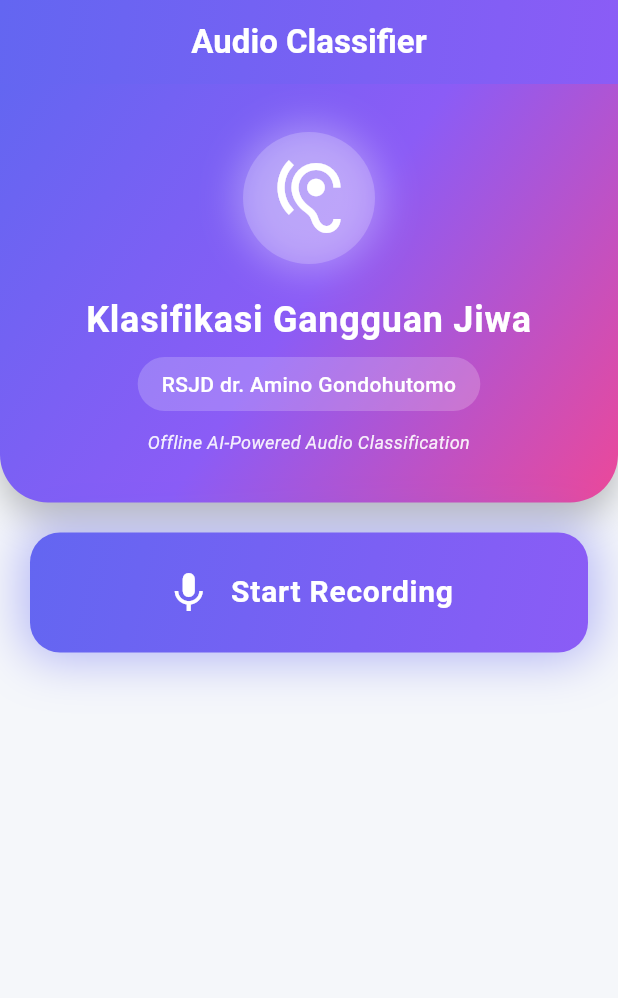
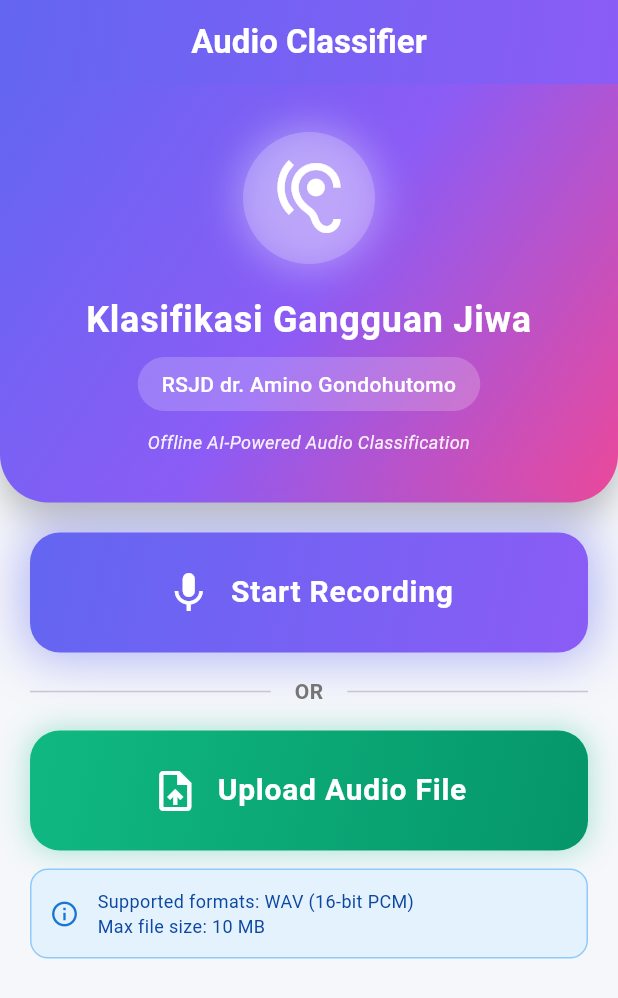
Before and after one commit to mastoro786/CNN-classifier-mobile, a Flutter app: the screen it shows after launch, on a phone screen of 412 x 824 dp. Shown: the top 998 px of the screen. Run offline on Flutter 3.47's test engine with Material 3 defaults, Android fonts, the phone set to English and light mode, and no system bars; our stand-ins replace file_picker, percent_indicator, permission_handler; missing offline and left inert: fftea, record, tflite_flutter; Roboto replaces fonts that are missing (OpenSans).

Commit message:
feat: Add audio file upload functionality
- Add file_picker dependency (v8.0.0) for selecting audio files
- Create AudioFileService for loading and parsing WAV files
- Add UploadButton widget with green gradient design
- Update AudioProvider with pickAudioFile method
- Update ClassifierScreen UI with upload option
- Add file validation (max 10MB, WAV/OGG formats)
- Support WAV (16-bit PCM) audio file upload
- Add info card showing supported formats
- Fix Kotlin incremental compilation issues
- Update dependency overrides for compatibility

```diff
--- /dev/null
+++ b/devtools_options.yaml
@@ -0,0 +1,3 @@
+description: This file stores settings for Dart & Flutter DevTools.
+documentation: https://docs.flutter.dev/tools/devtools/extensions#configure-extension-enablement-states
+extensions:
--- a/lib/providers/audio_provider.dart
+++ b/lib/providers/audio_provider.dart
@@ -1,11 +1,13 @@
 import 'dart:typed_data';
 import 'package:flutter/foundation.dart';
 import '../services/audio_recording_service.dart';
+import '../services/audio_file_service.dart';
 import '../services/classifier_service.dart';
 
 /// Provider for managing audio recording and classification state
 class AudioProvider extends ChangeNotifier {
   final AudioRecordingService _recordingService = AudioRecordingService();
+  final AudioFileService _fileService = AudioFileService();
 
   bool _isRecording = false;
   bool _isProcessing = false;
@@ -77,6 +79,44 @@
     notifyListeners();
   }
 
+  /// Pick and load audio file
+  Future<Float32List?> pickAudioFile() async {
+    try {
+      _error = null;
+      notifyListeners();
+
+      // Pick file
+      final file = await _fileService.pickAudioFile();
+      if (file == null) {
+        return null;
+      }
+
+      // Validate file
+      final isValid = await _fileService.validateAudioFile(file);
+      if (!isValid) {
+        _error = 'Invalid audio file. Please select a WAV file (max 10 MB).';
+        notifyListeners();
+        return null;
+      }
+
+      // Load audio data
+      final audioSamples = await _fileService.loadAudioFile(file);
+      if (audioSamples == null) {
+        _error = 'Failed to load audio file';
+        notifyListeners();
+        return null;
+      }
+
+      _lastAudioSamples = audioSamples;
+      notifyListeners();
+      return audioSamples;
+    } catch (e) {
+      _error = e.toString();
+      notifyListeners();
+      rethrow;
+    }
+  }
+
   @override
   void dispose() {
     _recordingService.dispose();
--- a/lib/screens/classifier_screen.dart
+++ b/lib/screens/classifier_screen.dart
@@ -5,6 +5,7 @@
 import '../widgets/gradient_header.dart';
 import '../widgets/result_card.dart';
 import '../widgets/recording_button.dart';
+import '../widgets/upload_button.dart';
 
 class ClassifierScreen extends StatefulWidget {
   const ClassifierScreen({super.key});
@@ -103,13 +104,81 @@
                         child: Column(
                           crossAxisAlignment: CrossAxisAlignment.stretch,
                           children: [
+                            // Record audio button
                             RecordingButton(
                               isRecording: audioProvider.isRecording,
                               isProcessing: audioProvider.isProcessing,
                               onPressed: () => _handleRecording(audioProvider),
                               pulseController: _pulseController,
                             ),
+
+                            const SizedBox(height: 16),
+
+                            // Divider with text
+                            Row(
+                              children: [
+                                const Expanded(child: Divider()),
+                                Padding(
+                                  padding: const EdgeInsets.symmetric(horizontal: 16),
+                                  child: Text(
+                                    'OR',
+                                    style: TextStyle(
+                                      color: Colors.grey.shade600,
+                                      fontWeight: FontWeight.bold,
+                                      fontSize: 14,
+                                    ),
+                                  ),
+                                ),
+                                const Expanded(child: Divider()),
+                              ],
+                            ),
+
+                            const SizedBox(height: 16),
+
+                            // Upload audio button
+                            UploadButton(
+                              isProcessing: audioProvider.isProcessing,
+                              onPressed: () => _handleFileUpload(audioProvider),
+                            ),
+
+                            const SizedBox(height: 12),
+
+                            // Info about supported formats
+                            Container(
+                              padding: const EdgeInsets.all(12),
+                              decoration: BoxDecoration(
+                                color: Colors.blue.shade50,
+                                borderRadius: BorderRadius.circular(12),
+                                border: Border.all(
+                                  color: Colors.blue.shade200,
+                                  width: 1,
+                                ),
+                              ),
+                              child: Row(
+                                children: [
+                                  Icon(
+                                    Icons.info_outline,
+                                    color: Colors.blue.shade700,
+                                    size: 20,
+                                  ),
+                                  const SizedBox(width: 12),
+                                  Expanded(
+                                    child: Text(
+                                      'Supported formats: WAV (16-bit PCM)\nMax file size: 10 MB',
+                                      style: TextStyle(
+                                        color: Colors.blue.shade900,
+                                        fontSize: 12,
+                                        height: 1.4,
+                                      ),
+                                    ),
+                                  ),
+                                ],
+                              ),
+                            ),
+
                             const SizedBox(height: 24),
+
+                            // Results
                             if (audioProvider.result != null)
                               ResultCard(result: audioProvider.result!),
                             if (audioProvider.error != null)
@@ -150,6 +219,69 @@
         ],
       ),
     );
+  }
+
+  Future<void> _handleFileUpload(AudioProvider audioProvider) async {
+    if (audioProvider.isProcessing) return;
+
+    try {
+      // Clear previous results
+      audioProvider.clearResult();
+
+      // Pick and load audio file
+      final audioData = await audioProvider.pickAudioFile();
+
+      if (audioData == null) {
+        return;
+      }
+
+      // Show processing
+      audioProvider.setProcessing(true);
+
+      if (!mounted) return;
+
+      showDialog(
+        context: context,
+        barrierDismissible: false,
+        builder: (context) => const Center(
+          child: Card(
+            child: Padding(
+              padding: EdgeInsets.all(24),
+              child: Column(
+                mainAxisSize: MainAxisSize.min,
+                children: [
+                  CircularProgressIndicator(),
+                  SizedBox(height: 16),
+                  Text(
+                    'Analyzing audio...',
+                    style: TextStyle(
+                      fontSize: 16,
+                      fontWeight: FontWeight.w500,
+                    ),
+                  ),
+                ],
+              ),
+            ),
+          ),
+        ),
+      );
+
+      // Run classification
+      try {
+        final result = await _classifier.classify(audioData);
+        audioProvider.setResult(result);
+      } catch (e) {
+        audioProvider.setError('Classification error: $e');
+      } finally {
+        audioProvider.setProcessing(false);
+        if (mounted) {
+          Navigator.pop(context); // Close processing dialog
+        }
+      }
+    } catch (e) {
+      audioProvider.setError('File upload error: $e');
+      audioProvider.setProcessing(false);
+    }
   }
 
   Future<void> _handleRecording(AudioProvider audioProvider) async {
--- /dev/null
+++ b/lib/services/audio_file_service.dart
@@ -0,0 +1,191 @@
+import 'dart:io';
+import 'dart:typed_data';
+import 'package:file_picker/file_picker.dart';
+
+/// Service for loading and processing audio files
+class AudioFileService {
+  /// Pick audio file from device storage
+  Future<File?> pickAudioFile() async {
+    try {
+      print('📁 Opening file picker...');
+
+      final result = await FilePicker.platform.pickFiles(
+        type: FileType.custom,
+        allowedExtensions: ['wav', 'ogg'],
+        allowMultiple: false,
+      );
+
+      if (result == null || result.files.isEmpty) {
+        print('❌ No file selected');
+        return null;
+      }
+
+      final filePath = result.files.first.path;
+      if (filePath == null) {
+        print('❌ Invalid file path');
+        return null;
+      }
+
+      final file = File(filePath);
+      final exists = await file.exists();
+
+      if (!exists) {
+        print('❌ File does not exist');
+        return null;
+      }
+
+      final fileName = result.files.first.name;
+      final fileSize = await file.length();
+
+      print('✅ File selected:');
+      print('   Name: $fileName');
+      print('   Path: $filePath');
+      print('   Size: ${(fileSize / 1024).toStringAsFixed(2)} KB');
+
+      return file;
+    } catch (e) {
+      print('❌ Error picking file: $e');
+      rethrow;
+    }
+  }
+
+  /// Load audio file and convert to Float32List
+  Future<Float32List?> loadAudioFile(File file) async {
+    try {
+      print('📂 Loading audio file...');
+
+      final bytes = await file.readAsBytes();
+      final extension = file.path.split('.').last.toLowerCase();
+
+      print('   File format: $extension');
+      print('   File size: ${bytes.length} bytes');
+
+      // Convert based on file format
+      Float32List? audioSamples;
+
+      if (extension == 'wav') {
+        audioSamples = _loadWavFile(bytes);
+      } else if (extension == 'ogg') {
+        // OGG Vorbis requires decoding
+        // For now, we'll throw an error and suggest using WAV
+        throw UnsupportedError(
+          'OGG format requires additional decoder. Please convert to WAV format or use recording feature.',
+        );
+      } else {
+        throw UnsupportedError('Unsupported audio format: $extension');
+      }
+
+      print('✅ Audio loaded successfully');
+      print('   Samples: ${audioSamples.length}');
+      print('   Duration: ${(audioSamples.length / 22050).toStringAsFixed(2)}s');
+
+      return audioSamples;
+    } catch (e) {
+      print('❌ Error loading audio file: $e');
+      rethrow;
+    }
+  }
+
+  /// Load WAV file and convert to Float32List
+  Float32List _loadWavFile(Uint8List bytes) {
+    try {
+      // Parse WAV header
+      if (bytes.length < 44) {
+        throw FormatException('Invalid WAV file: too short');
+      }
+
+      // Check RIFF header
+      final riffHeader = String.fromCharCodes(bytes.sublist(0, 4));
+      if (riffHeader != 'RIFF') {
+        throw FormatException('Invalid WAV file: missing RIFF header');
+      }
+
+      // Check WAVE format
+      final waveFormat = String.fromCharCodes(bytes.sublist(8, 12));
+      if (waveFormat != 'WAVE') {
+        throw FormatException('Invalid WAV file: missing WAVE format');
+      }
+
+      // Find data chunk
+      int dataOffset = 12;
+      int dataSize = 0;
+
+      while (dataOffset < bytes.length - 8) {
+        final chunkId = String.fromCharCodes(bytes.sublist(dataOffset, dataOffset + 4));
+        final chunkSize = _readInt32(bytes, dataOffset + 4);
+
+        if (chunkId == 'data') {
+          dataSize = chunkSize;
+          dataOffset += 8;
+          break;
+        }
+
+        dataOffset += 8 + chunkSize;
+      }
+
+      if (dataSize == 0) {
+        throw FormatException('Invalid WAV file: no data chunk found');
+      }
+
+      print('   WAV data chunk found at offset $dataOffset, size: $dataSize bytes');
+
+      // Extract PCM data
+      final pcmData = bytes.sublist(dataOffset, dataOffset + dataSize);
+
+      // Assume 16-bit PCM (2 bytes per sample)
+      final numSamples = pcmData.length ~/ 2;
+      final Float32List samples = Float32List(numSamples);
+
+      for (int i = 0; i < numSamples; i++) {
+        // Read 16-bit signed integer (little-endian)
+        final byte1 = pcmData[i * 2];
+        final byte2 = pcmData[i * 2 + 1];
+        final int16Value = (byte2 << 8) | byte1;
+
+        // Convert to signed
+        final signedValue = int16Value > 32767 ? int16Value - 65536 : int16Value;
+
+        // Normalize to [-1.0, 1.0]
+        samples[i] = signedValue / 32768.0;
+      }
+
+      return samples;
+    } catch (e) {
+      print('❌ Error parsing WAV file: $e');
+      rethrow;
+    }
+  }
+
+  /// Read 32-bit integer from bytes (little-endian)
+  int _readInt32(Uint8List bytes, int offset) {
+    return bytes[offset] |
+           (bytes[offset + 1] << 8) |
+           (bytes[offset + 2] << 16) |
+           (bytes[offset + 3] << 24);
+  }
+
+  /// Validate audio file format and duration
+  Future<bool> validateAudioFile(File file) async {
+    try {
+      final extension = file.path.split('.').last.toLowerCase();
+
+      // Check file extension
+      if (extension != 'wav' && extension != 'ogg') {
+        print('❌ Invalid file format: $extension');
+        return false;
+      }
+
+      // Check file size (max 10 MB)
+      final fileSize = await file.length();
+      if (fileSize > 10 * 1024 * 1024) {
+        print('❌ File too large: ${(fileSize / 1024 / 1024).toStringAsFixed(2)} MB');
+        return false;
+      }
+
+      return true;
+    } catch (e) {
+      print('❌ Error validating file: $e');
+      return false;
+    }
+  }
+}
--- /dev/null
+++ b/lib/widgets/upload_button.dart
@@ -0,0 +1,78 @@
+import 'package:flutter/material.dart';
+
+/// Upload button with icon
+class UploadButton extends StatelessWidget {
+  final bool isProcessing;
+  final VoidCallback onPressed;
+
+  const UploadButton({
+    super.key,
+    required this.isProcessing,
+    required this.onPressed,
+  });
+
+  @override
+  Widget build(BuildContext context) {
+    return Material(
+      color: Colors.transparent,
+      child: InkWell(
+        onTap: isProcessing ? null : onPressed,
+        borderRadius: BorderRadius.circular(20),
+        child: Container(
+          padding: const EdgeInsets.symmetric(vertical: 24),
+          decoration: BoxDecoration(
+            gradient: isProcessing
+                ? const LinearGradient(
+                    colors: [Color(0xFFCBD5E1), Color(0xFF94A3B8)],
+                  )
+                : const LinearGradient(
+                    colors: [Color(0xFF10B981), Color(0xFF059669)],
+                    begin: Alignment.topLeft,
+                    end: Alignment.bottomRight,
+                  ),
+            borderRadius: BorderRadius.circular(20),
+            boxShadow: isProcessing
+                ? []
+                : [
+                    BoxShadow(
+                      color: const Color(0xFF10B981).withOpacity(0.3),
+                      blurRadius: 15,
+                      spreadRadius: 2,
+                    ),
+                  ],
+          ),
+          child: Row(
+            mainAxisAlignment: MainAxisAlignment.center,
+            children: [
+              if (isProcessing)
+                const SizedBox(
+                  width: 28,
+                  height: 28,
+                  child: CircularProgressIndicator(
+                    color: Colors.white,
+                    strokeWidth: 3,
+                  ),
+                )
+              else
+                const Icon(
+                  Icons.upload_file,
+                  size: 32,
+                  color: Colors.white,
+                ),
+              const SizedBox(width: 12),
+              Text(
+                isProcessing ? 'Processing...' : 'Upload Audio File',
+                style: const TextStyle(
+                  fontSize: 20,
+                  fontWeight: FontWeight.bold,
+                  color: Colors.white,
+                  letterSpacing: 0.5,
+                ),
+              ),
+            ],
+          ),
+        ),
+      ),
+    );
+  }
+}
```
Also changed, not shown: pubspec.yaml (+11 -3 lines), pubspec.lock, 4 other files.
